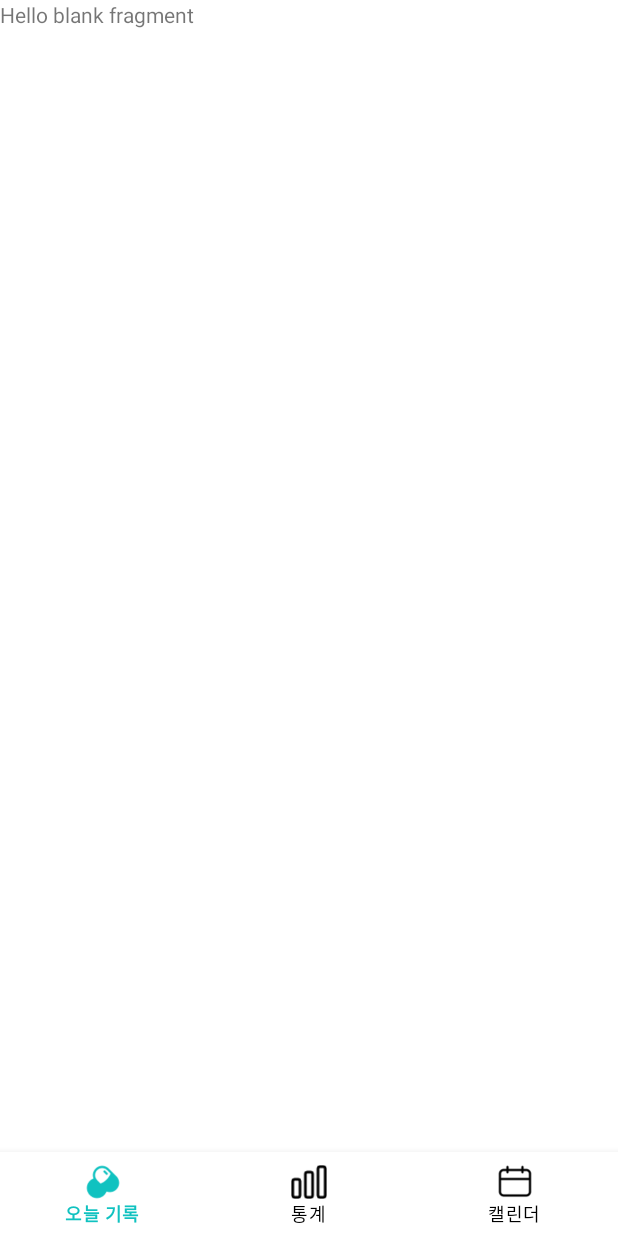
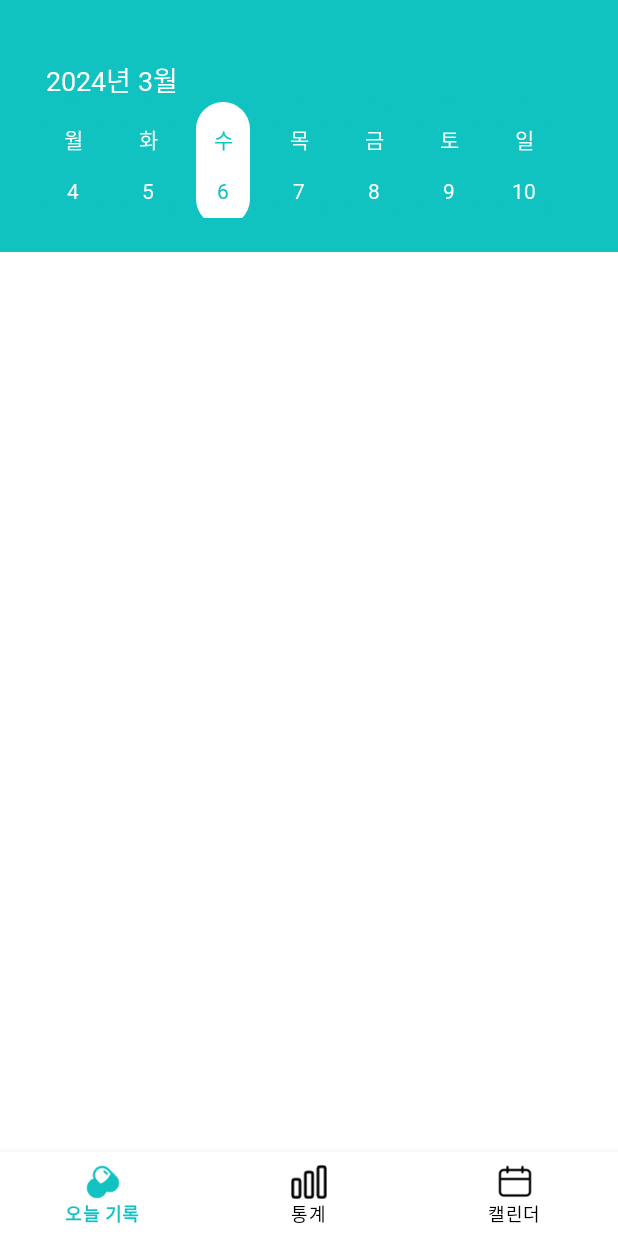
Before and after one commit to jiyoung0410/2024_Ahyak, an Android app: the screen it shows after launch (MainActivity), on a phone screen of 412 x 824 dp. Run offline under Robolectric (Android 15) with nearby library versions, the phone set to English and light mode, and no system bars; our stand-ins replace navigation-ui.

Commit message:
calendar recyclerview 추가

```diff
--- a/app/build.gradle.kts
+++ b/app/build.gradle.kts
@@ -9,7 +9,7 @@ android {
 
     defaultConfig {
         applicationId = "com.example.ahyak"
-        minSdk = 24
+        minSdk = 26
         targetSdk = 33
         versionCode = 1
         versionName = "1.0"
--- a/app/src/main/java/com/example/ahyak/CalenderAdapter.kt
+++ b/app/src/main/java/com/example/ahyak/CalenderAdapter.kt
@@ -23,7 +23,7 @@ class CalendarAdapter(private val cList: List<CalendarVO>) :
 
             // 오늘 날짜
             val now = if (Build.VERSION.SDK_INT >= Build.VERSION_CODES.O) {
-                LocalDate.now().format(DateTimeFormatter.ofPattern("dd").withLocale(Locale.forLanguageTag("ko")))
+                LocalDate.now().format(DateTimeFormatter.ofPattern("d").withLocale(Locale.forLanguageTag("ko")))
             } else {
                 TODO("VERSION.SDK_INT < O")
             }
--- a/app/src/main/java/com/example/ahyak/TodayRecordFragment.kt
+++ b/app/src/main/java/com/example/ahyak/TodayRecordFragment.kt
@@ -5,55 +5,50 @@ import androidx.fragment.app.Fragment
 import android.view.LayoutInflater
 import android.view.View
 import android.view.ViewGroup
+import androidx.recyclerview.widget.GridLayoutManager
+import com.example.ahyak.databinding.FragmentTodayRecordBinding
+import java.time.DayOfWeek
+import java.time.LocalDate
+import java.time.LocalDateTime
+import java.time.format.DateTimeFormatter
+import java.time.temporal.TemporalAdjusters
+import java.util.Locale
 
-// TODO: Rename parameter arguments, choose names that match
-// the fragment initialization parameters, e.g. ARG_ITEM_NUMBER
-private const val ARG_PARAM1 = "param1"
-private const val ARG_PARAM2 = "param2"
-
-/**
- * A simple [Fragment] subclass.
- * Use the [TodayRecordFragment.newInstance] factory method to
- * create an instance of this fragment.
- */
 class TodayRecordFragment : Fragment() {
-    // TODO: Rename and change types of parameters
-    private var param1: String? = null
-    private var param2: String? = null
-
-    override fun onCreate(savedInstanceState: Bundle?) {
-        super.onCreate(savedInstanceState)
-        arguments?.let {
-            param1 = it.getString(ARG_PARAM1)
-            param2 = it.getString(ARG_PARAM2)
-        }
-    }
-
+    lateinit var binding : FragmentTodayRecordBinding
+    lateinit var calendarAdapter : CalendarAdapter
+    private var calendarList = ArrayList<CalendarVO>()
     override fun onCreateView(
         inflater: LayoutInflater, container: ViewGroup?,
         savedInstanceState: Bundle?
     ): View? {
         // Inflate the layout for this fragment
-        return inflater.inflate(R.layout.fragment_today_record, container, false)
+        binding = FragmentTodayRecordBinding.inflate(layoutInflater)
+        return binding.root
     }
 
-    companion object {
-        /**
-         * Use this factory method to create a new instance of
-         * this fragment using the provided parameters.
-         *
-         * @param param1 Parameter 1.
-         * @param param2 Parameter 2.
-         * @return A new instance of fragment TodayRecordFragment.
-         */
-        // TODO: Rename and change types and number of parameters
-        @JvmStatic
-        fun newInstance(param1: String, param2: String) =
-            TodayRecordFragment().apply {
-                arguments = Bundle().apply {
-                    putString(ARG_PARAM1, param1)
-                    putString(ARG_PARAM2, param2)
+    override fun onViewCreated(view: View, savedInstanceState: Bundle?) {
+        super.onViewCreated(view, savedInstanceState)
+
+        var week_day: ArrayList<String> = arrayListOf("월","화","수","목","금","토","일")
+
+        calendarAdapter = CalendarAdapter(calendarList)
+
+        calendarList.apply {
+            val dateFormat = DateTimeFormatter.ofPattern("d").withLocale(Locale.forLanguageTag("ko"))
+            val monthFormat = DateTimeFormatter.ofPattern("yyyy년 M월").withLocale(Locale.forLanguageTag("ko"))
+
+            val localDate = LocalDateTime.now().format(monthFormat)
+            binding.todayRecordYearmonthTv.text = localDate
+
+            var thisMonday : LocalDateTime = LocalDateTime.now().with(TemporalAdjusters.previousOrSame(DayOfWeek.MONDAY))
+            for(i in 0..6) {
+                calendarList.apply {
+                    add(CalendarVO(thisMonday.plusDays(i.toLong()).format(dateFormat),week_day[i]))
                 }
             }
+        }
+        binding.todayRecordCalendarRv.adapter = calendarAdapter
+        binding.todayRecordCalendarRv.layoutManager = GridLayoutManager(context,7)
     }
 }
--- a/app/src/main/res/layout/fragment_today_record.xml
+++ b/app/src/main/res/layout/fragment_today_record.xml
@@ -1,14 +1,38 @@
 <?xml version="1.0" encoding="utf-8"?>
-<FrameLayout xmlns:android="http://schemas.android.com/apk/res/android"
+<androidx.constraintlayout.widget.ConstraintLayout xmlns:android="http://schemas.android.com/apk/res/android"
     xmlns:tools="http://schemas.android.com/tools"
     android:layout_width="match_parent"
     android:layout_height="match_parent"
+    xmlns:app="http://schemas.android.com/apk/res-auto"
     tools:context=".TodayRecordFragment">
 
-    <!-- TODO: Update blank fragment layout -->
-    <TextView
+    <androidx.constraintlayout.widget.ConstraintLayout
         android:layout_width="match_parent"
-        android:layout_height="match_parent"
-        android:text="@string/hello_blank_fragment" />
+        android:layout_height="168dp"
+        app:layout_constraintTop_toTopOf="parent"
+        android:background="@color/point">
 
-</FrameLayout>
+        <TextView
+            android:id="@+id/today_record_yearmonth_tv"
+            android:layout_width="wrap_content"
+            android:layout_height="wrap_content"
+            app:layout_constraintTop_toTopOf="parent"
+            app:layout_constraintStart_toStartOf="@id/today_record_calendar_rv"
+            android:layout_marginTop="39dp"
+            android:text="2024년 1월"
+            android:textSize="18sp"
+            android:textColor="@color/white"
+            android:fontFamily="@font/nanum_barun_gothic"/>
+
+        <androidx.recyclerview.widget.RecyclerView
+            android:id="@+id/today_record_calendar_rv"
+            android:layout_width="351dp"
+            android:layout_height="77dp"
+            app:layout_constraintTop_toTopOf="parent"
+            app:layout_constraintStart_toStartOf="parent"
+            app:layout_constraintEnd_toEndOf="parent"
+            android:layout_marginTop="68dp"/>
+
+    </androidx.constraintlayout.widget.ConstraintLayout>
+
+</androidx.constraintlayout.widget.ConstraintLayout>
```
